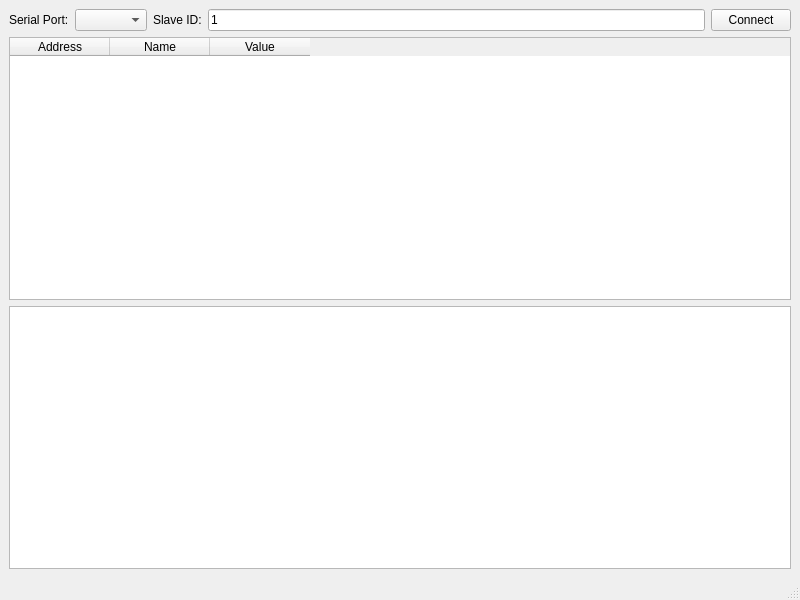
The window that ModbusSlaveSimulator/mainwindow.ui (sundayzsy/DeviceCtrlService) describes before a commit, drawn with Qt 5.
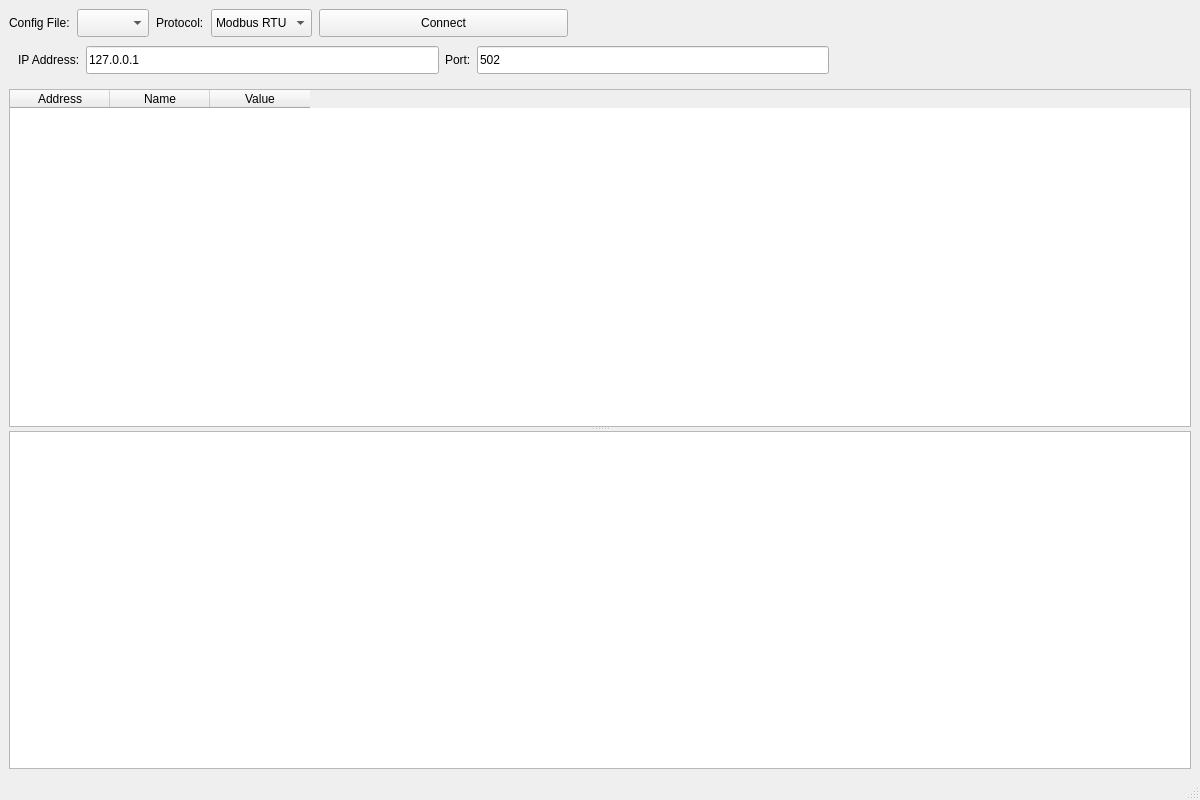
The same window after the commit. The open tabs and pages were chosen to show the change.

Commit message: 模拟器增加modbusTCP功能

The edit to the form file:
```diff
--- a/ModbusSlaveSimulator/mainwindow.ui
+++ b/ModbusSlaveSimulator/mainwindow.ui
@@ -6,17 +6,128 @@
    <rect>
     <x>0</x>
     <y>0</y>
-    <width>800</width>
-    <height>600</height>
+    <width>1200</width>
+    <height>800</height>
    </rect>
   </property>
   <property name="windowTitle">
    <string>Modbus Slave Simulator</string>
   </property>
   <widget class="QWidget" name="centralwidget">
-   <layout class="QVBoxLayout" name="verticalLayout">
+   <layout class="QVBoxLayout" name="verticalLayout_2" stretch="0,1">
     <item>
-     <layout class="QHBoxLayout" name="horizontalLayout">
+     <layout class="QVBoxLayout" name="verticalLayout" stretch="1,1">
+      <property name="spacing">
+       <number>0</number>
+      </property>
+      <item>
+       <layout class="QHBoxLayout" name="horizontalLayout" stretch="0,0,0,0,2,5">
+        <property name="spacing">
+         <number>7</number>
+        </property>
+        <item>
+         <widget class="QLabel" name="label_3">
+          <property name="text">
+           <string>Config File:</string>
+          </property>
+         </widget>
+        </item>
+        <item>
+         <widget class="QComboBox" name="configFileComboBox">
+          <property name="minimumSize">
+           <size>
+            <width>0</width>
+            <height>28</height>
+           </size>
+          </property>
+          <property name="maximumSize">
+           <size>
+            <width>16777215</width>
+            <height>28</height>
+           </size>
+          </property>
+         </widget>
+        </item>
+        <item>
+         <widget class="QLabel" name="label_4">
+          <property name="text">
+           <string>Protocol:</string>
+          </property>
+         </widget>
+        </item>
+        <item>
+         <widget class="QComboBox" name="protocolComboBox">
+          <property name="minimumSize">
+           <size>
+            <width>0</width>
+            <height>28</height>
+           </size>
+          </property>
+          <property name="maximumSize">
+           <size>
+            <width>16777215</width>
+            <height>28</height>
+           </size>
+          </property>
+          <item>
+           <property name="text">
+            <string>Modbus RTU</string>
+           </property>
+          </item>
+          <item>
+           <property name="text">
+            <string>Modbus TCP</string>
+           </property>
+          </item>
+         </widget>
+        </item>
+        <item>
+         <widget class="QPushButton" name="connectButton">
+          <property name="sizePolicy">
+           <sizepolicy hsizetype="Preferred" vsizetype="Fixed">
+            <horstretch>0</horstretch>
+            <verstretch>0</verstretch>
+           </sizepolicy>
+          </property>
+          <property name="minimumSize">
+           <size>
+            <width>0</width>
+            <height>28</height>
+           </size>
+          </property>
+          <property name="maximumSize">
+           <size>
+            <width>16777215</width>
+            <height>28</height>
+           </size>
+          </property>
+          <property name="text">
+           <string>Connect</string>
+          </property>
+         </widget>
+        </item>
+        <item>
+         <spacer name="horizontalSpacer">
+          <property name="orientation">
+           <enum>Qt::Horizontal</enum>
+          </property>
+          <property name="sizeHint" stdset="0">
+           <size>
+            <width>40</width>
+            <height>20</height>
+           </size>
+          </property>
+         </spacer>
+        </item>
+       </layout>
+      </item>
+      <item>
+       <widget class="QStackedWidget" name="connectionStackedWidget">
+        <property name="currentIndex">
+         <number>0</number>
+        </property>
+        <widget class="QWidget" name="rtuPage">
+         <layout class="QHBoxLayout" name="horizontalLayout_2">
       <item>
        <widget class="QLabel" name="label">
         <property name="text">
@@ -25,7 +136,20 @@
        </widget>
       </item>
       <item>
-       <widget class="QComboBox" name="portComboBox"/>
+           <widget class="QComboBox" name="portComboBox">
+            <property name="minimumSize">
+             <size>
+              <width>0</width>
+              <height>28</height>
+             </size>
+            </property>
+            <property name="maximumSize">
+             <size>
+              <width>16777215</width>
+              <height>28</height>
+             </size>
+            </property>
+           </widget>
       </item>
       <item>
        <widget class="QLabel" name="label_2">
@@ -36,21 +160,116 @@
       </item>
       <item>
        <widget class="QLineEdit" name="slaveIdEdit">
+            <property name="minimumSize">
+             <size>
+              <width>0</width>
+              <height>28</height>
+             </size>
+            </property>
+            <property name="maximumSize">
+             <size>
+              <width>16777215</width>
+              <height>28</height>
+             </size>
+            </property>
         <property name="text">
          <string>1</string>
         </property>
        </widget>
       </item>
       <item>
-       <widget class="QPushButton" name="connectButton">
+           <spacer name="horizontalSpacer_2">
+            <property name="orientation">
+             <enum>Qt::Horizontal</enum>
+            </property>
+            <property name="sizeHint" stdset="0">
+             <size>
+              <width>40</width>
+              <height>20</height>
+             </size>
+            </property>
+           </spacer>
+          </item>
+         </layout>
+        </widget>
+        <widget class="QWidget" name="tcpPage">
+         <layout class="QHBoxLayout" name="horizontalLayout_3">
+          <item>
+           <widget class="QLabel" name="label_5">
         <property name="text">
-         <string>Connect</string>
+             <string>IP Address:</string>
         </property>
        </widget>
       </item>
-     </layout>
-    </item>
+          <item>
+           <widget class="QLineEdit" name="ipAddressEdit">
+            <property name="minimumSize">
+             <size>
+              <width>0</width>
+              <height>28</height>
+             </size>
+            </property>
+            <property name="maximumSize">
+             <size>
+              <width>16777215</width>
+              <height>28</height>
+             </size>
+            </property>
+            <property name="text">
+             <string>127.0.0.1</string>
+            </property>
+           </widget>
+          </item>
+          <item>
+           <widget class="QLabel" name="label_6">
+            <property name="text">
+             <string>Port:</string>
+            </property>
+           </widget>
+          </item>
+          <item>
+           <widget class="QLineEdit" name="portEdit">
+            <property name="minimumSize">
+             <size>
+              <width>0</width>
+              <height>28</height>
+             </size>
+            </property>
+            <property name="maximumSize">
+             <size>
+              <width>16777215</width>
+              <height>28</height>
+             </size>
+            </property>
+            <property name="text">
+             <string>502</string>
+            </property>
+           </widget>
+          </item>
+          <item>
+           <spacer name="horizontalSpacer_3">
+            <property name="orientation">
+             <enum>Qt::Horizontal</enum>
+            </property>
+            <property name="sizeHint" stdset="0">
+             <size>
+              <width>40</width>
+              <height>20</height>
+             </size>
+            </property>
+           </spacer>
+          </item>
+         </layout>
+        </widget>
+       </widget>
+      </item>
+     </layout>
+    </item>
     <item>
+     <widget class="QSplitter" name="splitter">
+      <property name="orientation">
+       <enum>Qt::Vertical</enum>
+      </property>
      <widget class="QTableWidget" name="registerTableWidget">
       <column>
        <property name="text">
@@ -68,13 +287,12 @@
        </property>
       </column>
      </widget>
-    </item>
-    <item>
      <widget class="QTextEdit" name="logTextEdit">
       <property name="readOnly">
        <bool>true</bool>
       </property>
      </widget>
+     </widget>
     </item>
    </layout>
   </widget>
```
Left out of the diff: 4 changed lines with no effect on the pictures. Lines whose indentation alone changed are shown as unchanged. The commit also changes 4 other files.
